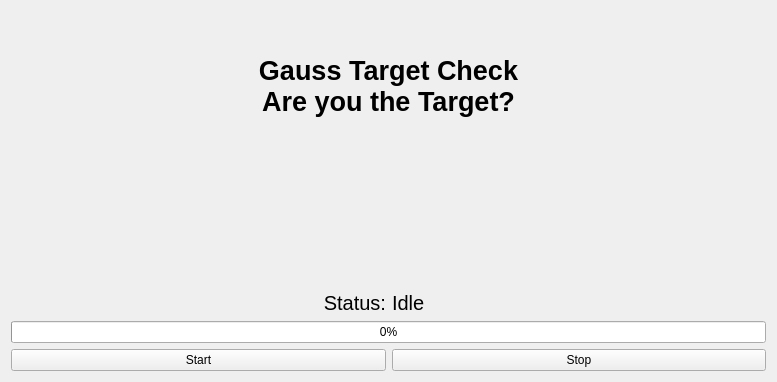
Old version of the form application/gaussCrack/mainwindow.ui in the repository lightswitch05/gaussCrack.
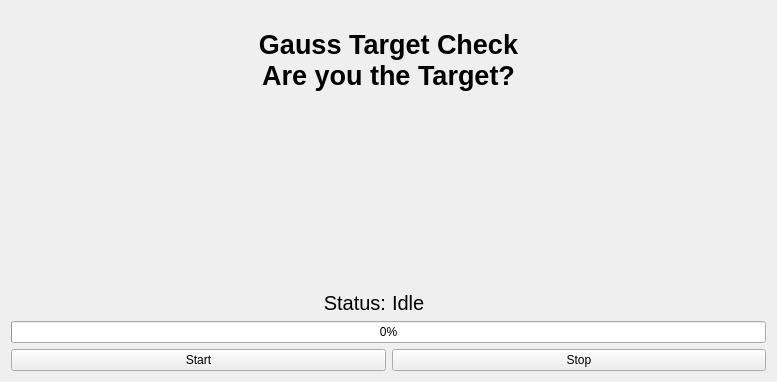
New version of the form.

The edit to the form file:
```diff
--- a/application/gaussCrack/mainwindow.ui
+++ b/application/gaussCrack/mainwindow.ui
@@ -42,6 +42,26 @@
       </property>
      </widget>
     </item>
+    <item>
+     <widget class="QLabel" name="targetFoundLabel">
+      <property name="font">
+       <font>
+        <pointsize>15</pointsize>
+        <weight>75</weight>
+        <bold>true</bold>
+       </font>
+      </property>
+      <property name="text">
+       <string/>
+      </property>
+      <property name="scaledContents">
+       <bool>true</bool>
+      </property>
+      <property name="wordWrap">
+       <bool>true</bool>
+      </property>
+     </widget>
+    </item>
     <item>
      <layout class="QHBoxLayout" name="horizontalLayout_2">
       <item>
```
Left out of the diff: 3 changed lines with no effect on the pictures.
